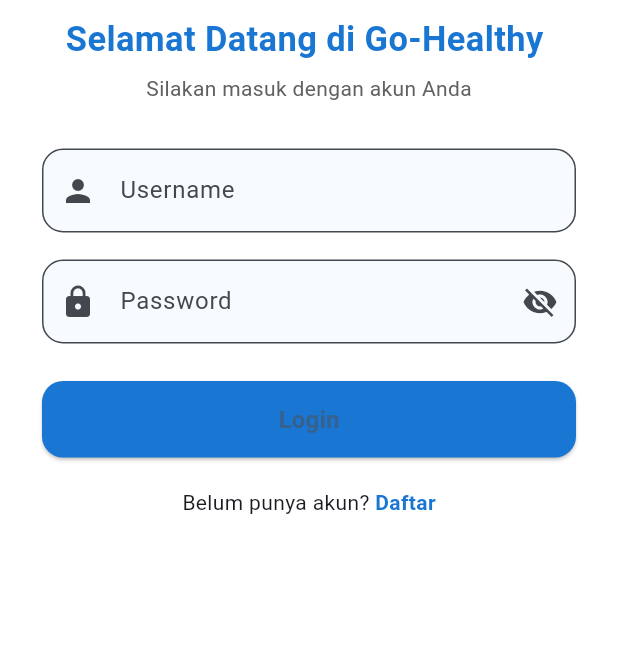
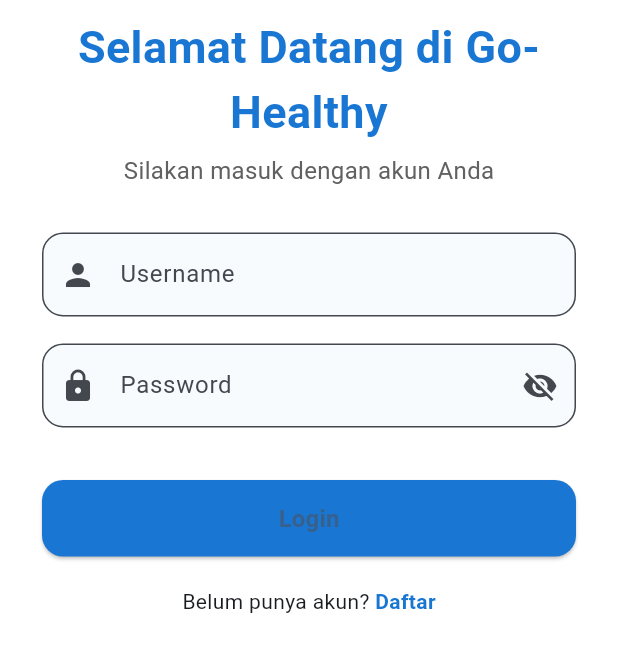
Before and after one commit to Sponscar/utspam_C4_IF-5B_0050., a Flutter app: the screen it shows after launch, on a phone screen of 412 x 824 dp, the part 324-996 px from its top. Run offline on Flutter 3.47's test engine with Material 3 defaults, Android fonts, the phone set to English and light mode, and no system bars; our stand-ins replace shared_preferences.

Commit message:
Menyempurnakan halaman Login dengan autentikasi lokal

```diff
--- a/lib/pages/auth/login_page.dart
+++ b/lib/pages/auth/login_page.dart
@@ -2,6 +2,8 @@
 import '../../../data/datasource/local_user.dart';
 import '../../../config/app_routes.dart';
 import '../../../utils/validators.dart';
+import '../../../widgets/custom_input.dart';
+import '../../../widgets/custom_button.dart';
 
 class LoginPage extends StatefulWidget {
   const LoginPage({super.key});
@@ -55,7 +57,6 @@
     return Scaffold(
       backgroundColor: Colors.white,
 
-      // HILANGKAN TOMBOL KEMBALI
       appBar: AppBar(
         automaticallyImplyLeading: false,
         elevation: 0,
@@ -70,7 +71,7 @@
             children: [
               const SizedBox(height: 10),
 
-              // ====================== LOGO ======================
+              // LOGO
               SizedBox(
                 height: 150,
                 child: Image.asset(
@@ -81,12 +82,13 @@
 
               const SizedBox(height: 10),
 
-              // ====================== TITLE ======================
+              // TITLE
               Text(
-                "Selamat Datang di Go-Healthy ",
+                "Selamat Datang di Go-Healthy",
+                textAlign: TextAlign.center,
                 style: TextStyle(
                   color: Colors.blue.shade700,
-                  fontSize: 23,
+                  fontSize: 30,
                   fontWeight: FontWeight.bold,
                 ),
               ),
@@ -97,36 +99,29 @@
                 "Silakan masuk dengan akun Anda",
                 style: TextStyle(
                   color: Colors.grey.shade700,
-                  fontSize: 14,
+                  fontSize: 16,
                 ),
               ),
 
               const SizedBox(height: 30),
 
-              // ====================== USERNAME FIELD ======================
-              TextFormField(
+              // CUSTOM INPUT USERNAME
+              CustomInput(
                 controller: _usernameController,
-                decoration: InputDecoration(
-                  labelText: "Username",
-                  prefixIcon: const Icon(Icons.person),
-                  filled: true,
-                  fillColor: Colors.blue.shade50.withOpacity(0.3),
-                  border: OutlineInputBorder(
-                    borderRadius: BorderRadius.circular(14),
-                  ),
-                ),
+                label: "Username",
+                icon: Icons.person,
                 validator: Validators.validateUsername,
               ),
 
               const SizedBox(height: 18),
 
-              // ====================== PASSWORD FIELD ======================
-              TextFormField(
+              // CUSTOM INPUT PASSWORD
+              CustomInput(
                 controller: _passwordController,
+                label: "Password",
+                icon: Icons.lock,
                 obscureText: _obscurePassword,
-                decoration: InputDecoration(
-                  labelText: "Password",
-                  prefixIcon: const Icon(Icons.lock),
+                validator: Validators.validatePassword,
                 suffixIcon: IconButton(
                   icon: Icon(
                     _obscurePassword
@@ -139,55 +134,28 @@
                     });
                   },
                 ),
-                  filled: true,
-                  fillColor: Colors.blue.shade50.withOpacity(0.3),
-                  border: OutlineInputBorder(
-                    borderRadius: BorderRadius.circular(14),
-                  ),
-                ),
-                validator: Validators.validatePassword,
               ),
 
               const SizedBox(height: 15),
 
               if (_errorMessage != null)
-                Padding(
-                  padding: const EdgeInsets.only(bottom: 10),
-                  child: Text(
+                Text(
                   _errorMessage!,
                   style: const TextStyle(color: Colors.red),
-                  ),
-                ),
-
-              const SizedBox(height: 10),
-
-              // ====================== LOGIN BUTTON ======================
-              SizedBox(
-                width: double.infinity,
-                child: ElevatedButton(
-                  onPressed: _isLoading ? null : _login,
-                  style: ElevatedButton.styleFrom(
-                    backgroundColor: Colors.blue.shade700,
-                    padding: const EdgeInsets.symmetric(vertical: 14),
-                    shape: RoundedRectangleBorder(
-                      borderRadius: BorderRadius.circular(14),
-                    ),
-                  ),
-                  child: _isLoading
-                      ? const CircularProgressIndicator(color: Colors.white)
-                      : const Text(
-                          "Login",
-                          style: TextStyle(
-                            fontSize: 16,
-                            fontWeight: FontWeight.bold,
-                          ),
-                        ),
-                ),
                 ),
 
               const SizedBox(height: 20),
 
-              // ====================== REGISTER LINK ======================
+              // CUSTOM BUTTON LOGIN
+              CustomButton(
+                text: "Login",
+                loading: _isLoading,
+                onPressed: _login,
+              ),
+
+              const SizedBox(height: 20),
+
+              // LINK TO REGISTER
               Row(
                 mainAxisAlignment: MainAxisAlignment.center,
                 children: [
```
Lines whose indentation alone changed are shown as unchanged.
